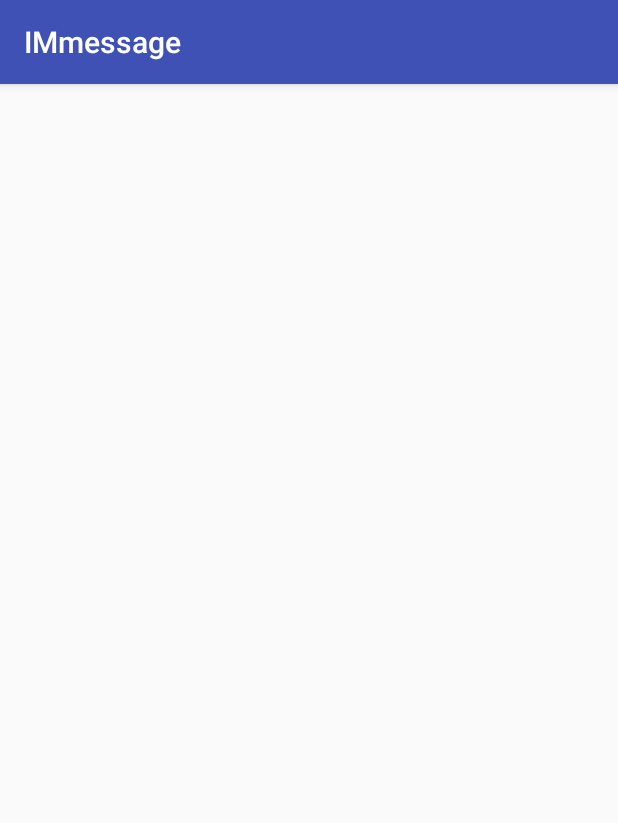
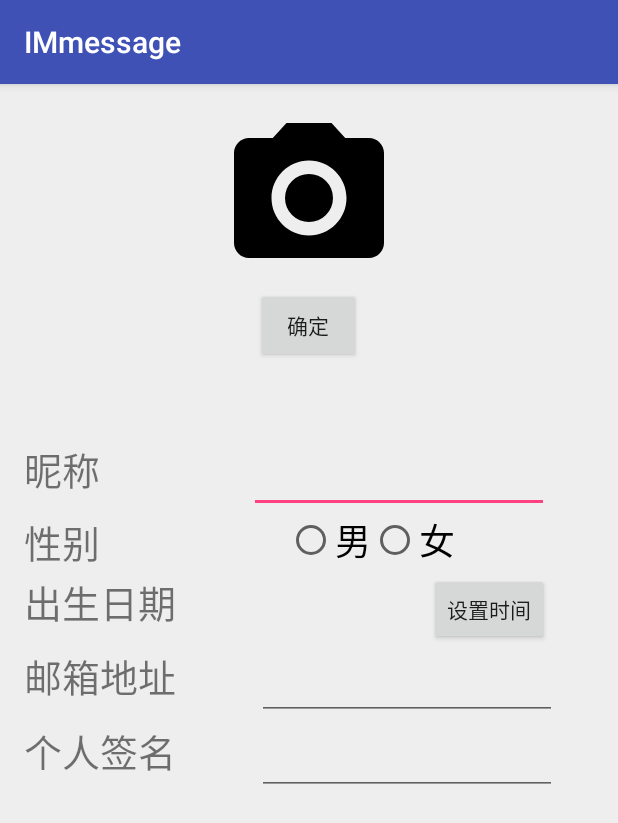
Before and after one commit to 455090499/IMmessage, an Android app: the Info1Activity screen opened directly, with no data from a screen before it, on a phone screen of 412 x 824 dp. Shown: the top 823 px of the screen. Run offline under Robolectric (Android 15) with nearby library versions, the phone set to English and light mode, and no system bars.

Commit message:
login.xml

```diff
--- a/app/src/main/java/cn/jit/immessage/Info1Activity.java
+++ b/app/src/main/java/cn/jit/immessage/Info1Activity.java
@@ -1,13 +1,41 @@
 package cn.jit.immessage;
 
+import android.app.DatePickerDialog;
 import android.support.v7.app.AppCompatActivity;
 import android.os.Bundle;
+import android.text.format.DateFormat;
+import android.view.View;
+import android.widget.Button;
+import android.widget.DatePicker;
+import android.widget.Spinner;
+import android.widget.TextView;
+
+import java.util.ArrayList;
+import java.util.Calendar;
+import java.util.List;
 
 public class Info1Activity extends AppCompatActivity {
-
+    private Button button1;
+    private TextView text;
     @Override
     protected void onCreate(Bundle savedInstanceState) {
         super.onCreate(savedInstanceState);
         setContentView(R.layout.activity_info1);
+        button1=(Button)findViewById(R.id.btn1_info1);
+        text=(TextView)findViewById(R.id.txt3_1_info1);
+        button1.setOnClickListener(new View.OnClickListener() {
+            @Override
+            public void onClick(View v) {
+                final Calendar c = Calendar.getInstance();
+                DatePickerDialog dialog = new DatePickerDialog(Info1Activity.this, new DatePickerDialog.OnDateSetListener() {
+                    @Override
+                    public void onDateSet(DatePicker view, int year, int monthOfYear, int dayOfMonth) {
+                        c.set(year, monthOfYear, dayOfMonth);
+                        text.setText(DateFormat.format("yyy-MM-dd", c));
+                    }
+                }, c.get(Calendar.YEAR), c.get(Calendar.MONTH), c.get(Calendar.DAY_OF_MONTH));
+                dialog.show();
+            }
+        });
     }
 }
--- a/app/src/main/res/layout/activity_info1.xml
+++ b/app/src/main/res/layout/activity_info1.xml
@@ -1,13 +1,141 @@
 <?xml version="1.0" encoding="utf-8"?>
-<RelativeLayout xmlns:android="http://schemas.android.com/apk/res/android"
+<LinearLayout xmlns:android="http://schemas.android.com/apk/res/android"
     xmlns:tools="http://schemas.android.com/tools"
     android:id="@+id/activity_info1"
     android:layout_width="match_parent"
     android:layout_height="match_parent"
+    android:orientation="vertical"
     android:paddingBottom="@dimen/activity_vertical_margin"
     android:paddingLeft="@dimen/activity_horizontal_margin"
     android:paddingRight="@dimen/activity_horizontal_margin"
     android:paddingTop="@dimen/activity_vertical_margin"
+    android:background="#eeeeee"
     tools:context="cn.jit.immessage.Info1Activity">
+<ImageView
+    android:id="@+id/im_info1"
+    android:layout_width="120dp"
+    android:layout_height="120dp"
+    android:src="@drawable/ic_menu_camera"
+    android:layout_gravity="center"/>
+    <Button
+        android:id="@+id/btn_info1"
+        android:text="确定"
+        android:layout_width="70dp"
+        android:layout_height="50dp"
+        android:layout_gravity="center"
+        android:layout_marginBottom="50dp"/>
+    <LinearLayout
+        android:layout_width="match_parent"
+        android:layout_height="wrap_content"
+        android:orientation="horizontal">
+        <TextView
+            android:id="@+id/txt1_info1"
+            android:layout_width="100dp"
+            android:layout_height="40dp"
+            android:text="昵称"
+            android:textSize="25sp"/>
+        <EditText
+            android:id="@+id/et1_info1"
+            android:layout_width="200dp"
+            android:layout_height="50dp"
+            android:layout_marginLeft="50dp"
+            />
 
-</RelativeLayout>
+
+
+
+    </LinearLayout>
+    <LinearLayout
+        android:layout_width="match_parent"
+        android:layout_height="wrap_content"
+        android:orientation="horizontal">
+        <TextView
+            android:id="@+id/txt2_info1"
+            android:layout_width="100dp"
+            android:layout_height="40dp"
+            android:text="性别"
+            android:textSize="25sp"/>
+        <RadioGroup
+
+            android:layout_width="wrap_content"
+            android:layout_height="wrap_content"
+            android:orientation="horizontal"
+            android:layout_marginLeft="75dp"
+            android:id="@+id/sex">
+
+            <RadioButton
+                android:layout_width="wrap_content"
+                android:layout_height="wrap_content"
+                android:text="男"
+                android:textSize="24sp"
+                android:id="@+id/radioButton1"/>
+
+            <RadioButton
+                android:layout_width="wrap_content"
+                android:layout_height="wrap_content"
+                android:text="女"
+                android:textSize="24sp"
+                android:id="@+id/radioButton2"/>
+        </RadioGroup>
+
+    </LinearLayout>
+    <LinearLayout
+        android:layout_width="match_parent"
+        android:layout_height="wrap_content"
+        android:orientation="horizontal">
+        <TextView
+            android:id="@+id/txt3_info1"
+            android:layout_width="120dp"
+            android:layout_height="40dp"
+            android:text="出生日期"
+            android:textSize="25sp"
+            />
+        <TextView
+            android:id="@+id/txt3_1_info1"
+            android:layout_width="120dp"
+            android:layout_height="wrap_content"
+            android:layout_marginLeft="30dp"
+            android:textSize="20sp"/>
+        <Button
+            android:id="@+id/btn1_info1"
+            android:text="设置时间"
+            android:layout_width="80dp"
+            android:layout_height="wrap_content"
+         />
+
+    </LinearLayout>
+    <LinearLayout
+        android:layout_width="match_parent"
+        android:layout_height="wrap_content"
+        android:orientation="horizontal">
+        <TextView
+            android:id="@+id/txt4_info1"
+            android:layout_width="120dp"
+            android:layout_height="40dp"
+            android:text="邮箱地址"
+            android:textSize="25sp"/>
+
+        <EditText
+            android:id="@+id/et2_info1"
+            android:layout_width="200dp"
+            android:layout_height="50dp"
+            android:layout_marginLeft="35dp"/>
+    </LinearLayout>
+    <LinearLayout
+        android:layout_width="match_parent"
+        android:layout_height="wrap_content"
+        android:orientation="horizontal">
+        <TextView
+            android:id="@+id/txt5_info1"
+            android:layout_width="120dp"
+            android:layout_height="40dp"
+            android:text="个人签名"
+            android:textSize="25sp"/>
+
+        <EditText
+            android:id="@+id/et3_info1"
+            android:layout_width="200dp"
+            android:layout_height="50dp"
+            android:layout_marginLeft="35dp"/>
+    </LinearLayout>
+</LinearLayout>
```
